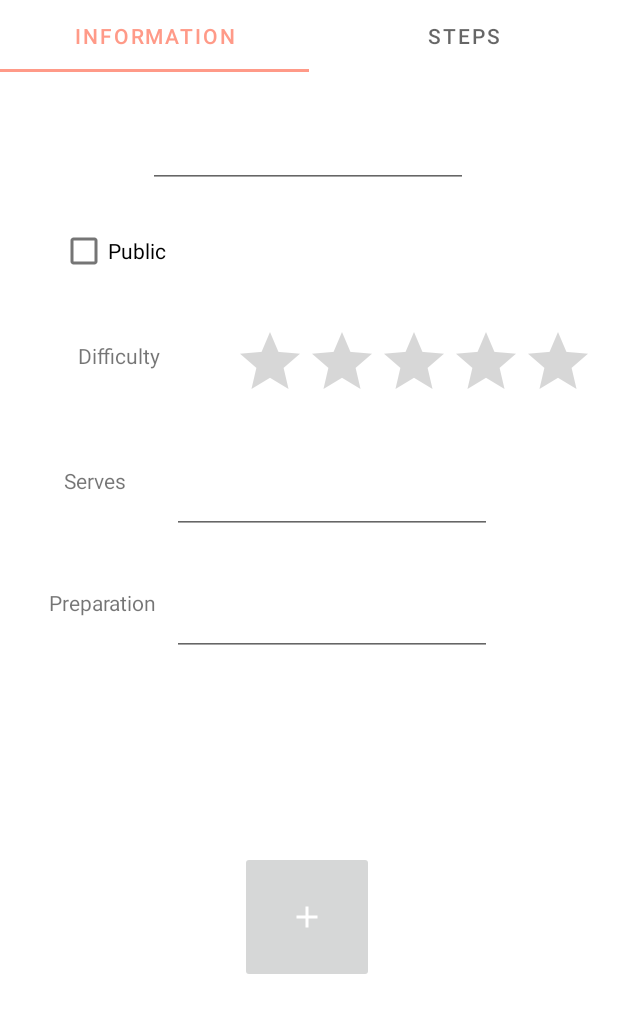
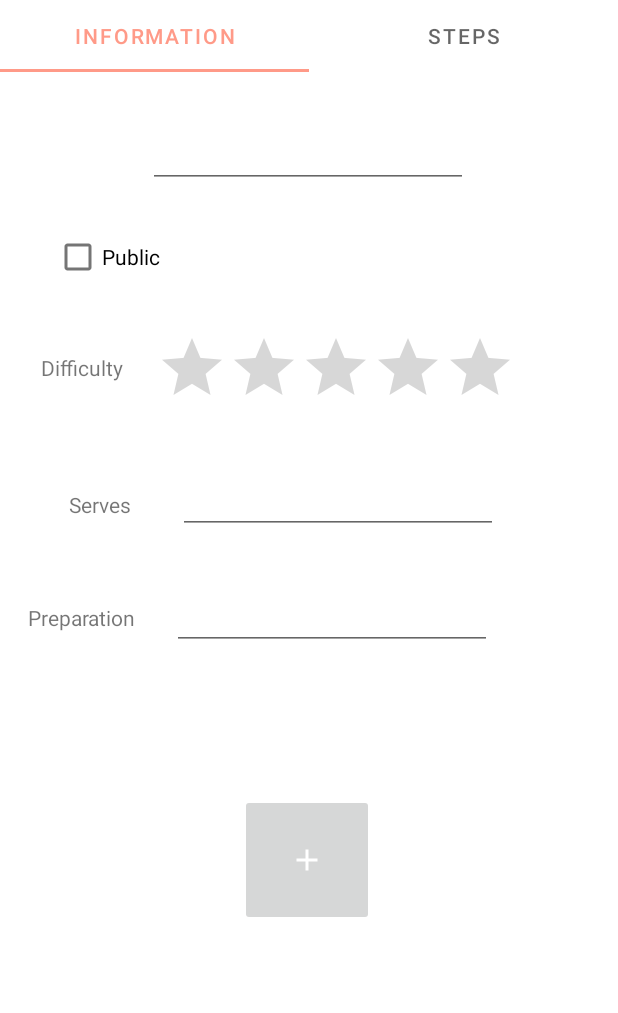
Before and after one commit to benwoo1110/Sharecipe-App, an Android app: the InformationFragment screen opened directly, with no data from a screen before it, on a phone screen of 412 x 824 dp. Shown: the top 1013 px of the screen. Run offline under Robolectric (Android 15) with nearby library versions, the phone set to English and light mode, and no system bars.

Commit message:
Update fragment_information.xml
edited recipe creation ui

```diff
--- a/app/src/main/res/layout/fragment_information.xml
+++ b/app/src/main/res/layout/fragment_information.xml
@@ -10,7 +10,7 @@
         android:layout_width="89dp"
         android:layout_height="88dp"
         android:layout_marginStart="160dp"
-        android:layout_marginTop="156dp"
+        android:layout_marginTop="108dp"
         app:layout_constraintStart_toStartOf="parent"
         app:layout_constraintTop_toBottomOf="@+id/prepLabel"
         app:srcCompat="@drawable/ic_baseline_add_24" />
@@ -20,11 +20,11 @@
         android:layout_width="wrap_content"
         android:layout_height="wrap_content"
         android:layout_marginStart="60dp"
-        android:layout_marginTop="44dp"
+        android:layout_marginTop="48dp"
         android:layout_marginEnd="49dp"
         android:text="Name"
         app:layout_constraintEnd_toStartOf="@+id/nameInput"
-        app:layout_constraintHorizontal_bias="0.0"
+        app:layout_constraintHorizontal_bias="0.363"
         app:layout_constraintStart_toStartOf="parent"
         app:layout_constraintTop_toTopOf="parent" />
 
@@ -43,7 +43,7 @@
         android:id="@+id/publicCheck"
         android:layout_width="wrap_content"
         android:layout_height="wrap_content"
-        android:layout_marginStart="40dp"
+        android:layout_marginStart="36dp"
         android:layout_marginTop="32dp"
         android:text="Public"
         app:layout_constraintStart_toStartOf="parent"
@@ -53,8 +53,8 @@
         android:id="@+id/difficultyInput"
         android:layout_width="wrap_content"
         android:layout_height="wrap_content"
-        android:layout_marginTop="92dp"
-        android:layout_marginEnd="16dp"
+        android:layout_marginTop="96dp"
+        android:layout_marginEnd="68dp"
         app:layout_constraintEnd_toEndOf="parent"
         app:layout_constraintTop_toBottomOf="@+id/nameInput" />
 
@@ -62,12 +62,12 @@
         android:id="@+id/difficultyLabel"
         android:layout_width="wrap_content"
         android:layout_height="wrap_content"
-        android:layout_marginStart="52dp"
-        android:layout_marginTop="36dp"
+        android:layout_marginStart="48dp"
+        android:layout_marginTop="40dp"
         android:layout_marginEnd="44dp"
         android:text="Difficulty"
         app:layout_constraintEnd_toStartOf="@+id/difficultyInput"
-        app:layout_constraintHorizontal_bias="0.0"
+        app:layout_constraintHorizontal_bias="0.488"
         app:layout_constraintStart_toStartOf="parent"
         app:layout_constraintTop_toBottomOf="@+id/publicCheck" />
 
@@ -76,10 +76,11 @@
         android:layout_width="wrap_content"
         android:layout_height="wrap_content"
         android:layout_marginStart="52dp"
-        android:layout_marginTop="64dp"
+        android:layout_marginTop="72dp"
         android:layout_marginEnd="39dp"
         android:text="Serves"
         app:layout_constraintEnd_toStartOf="@+id/servesInput"
+        app:layout_constraintHorizontal_bias="0.437"
         app:layout_constraintStart_toStartOf="parent"
         app:layout_constraintTop_toBottomOf="@+id/difficultyLabel" />
 
@@ -87,8 +88,8 @@
         android:id="@+id/servesInput"
         android:layout_width="wrap_content"
         android:layout_height="wrap_content"
-        android:layout_marginTop="36dp"
-        android:layout_marginEnd="84dp"
+        android:layout_marginTop="32dp"
+        android:layout_marginEnd="80dp"
         android:ems="10"
         android:inputType="number"
         app:layout_constraintEnd_toEndOf="parent"
@@ -99,10 +100,11 @@
         android:layout_width="wrap_content"
         android:layout_height="wrap_content"
         android:layout_marginStart="46dp"
-        android:layout_marginTop="62dp"
+        android:layout_marginTop="56dp"
         android:layout_marginEnd="24dp"
         android:text="Preparation"
         app:layout_constraintEnd_toStartOf="@+id/prepInput"
+        app:layout_constraintHorizontal_bias="1.0"
         app:layout_constraintStart_toStartOf="parent"
         app:layout_constraintTop_toBottomOf="@+id/servesLabel" />
 
@@ -110,7 +112,7 @@
         android:id="@+id/prepInput"
         android:layout_width="wrap_content"
         android:layout_height="wrap_content"
-        android:layout_marginTop="36dp"
+        android:layout_marginTop="32dp"
         android:layout_marginEnd="84dp"
         android:ems="10"
         android:inputType="time"
```
